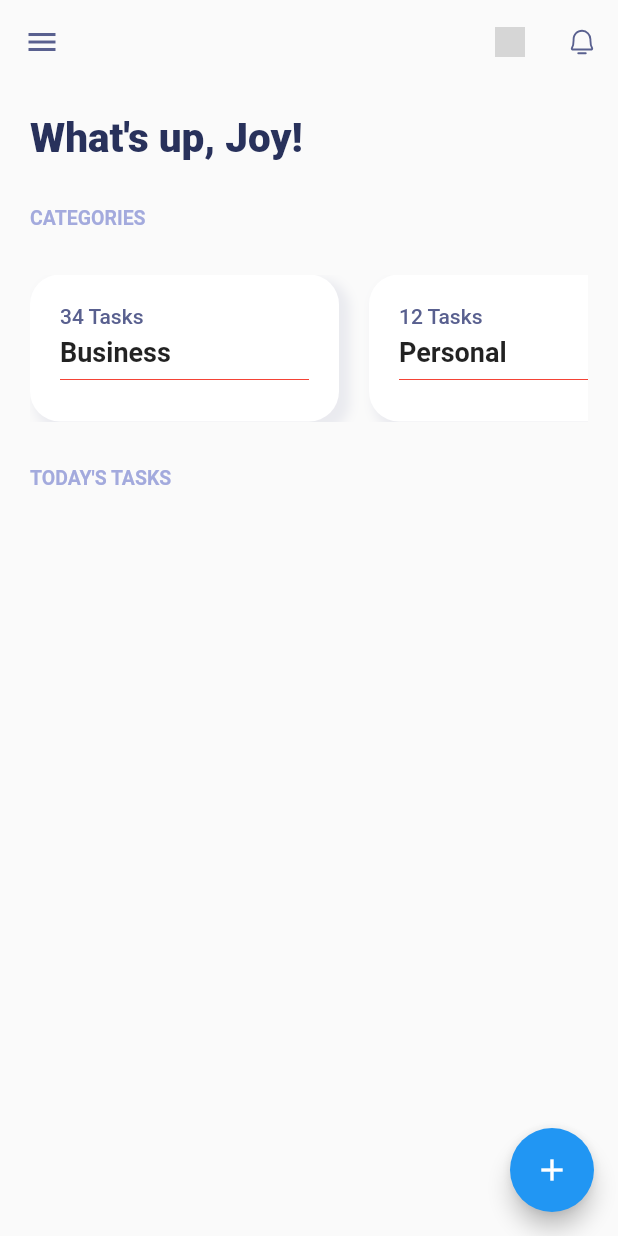
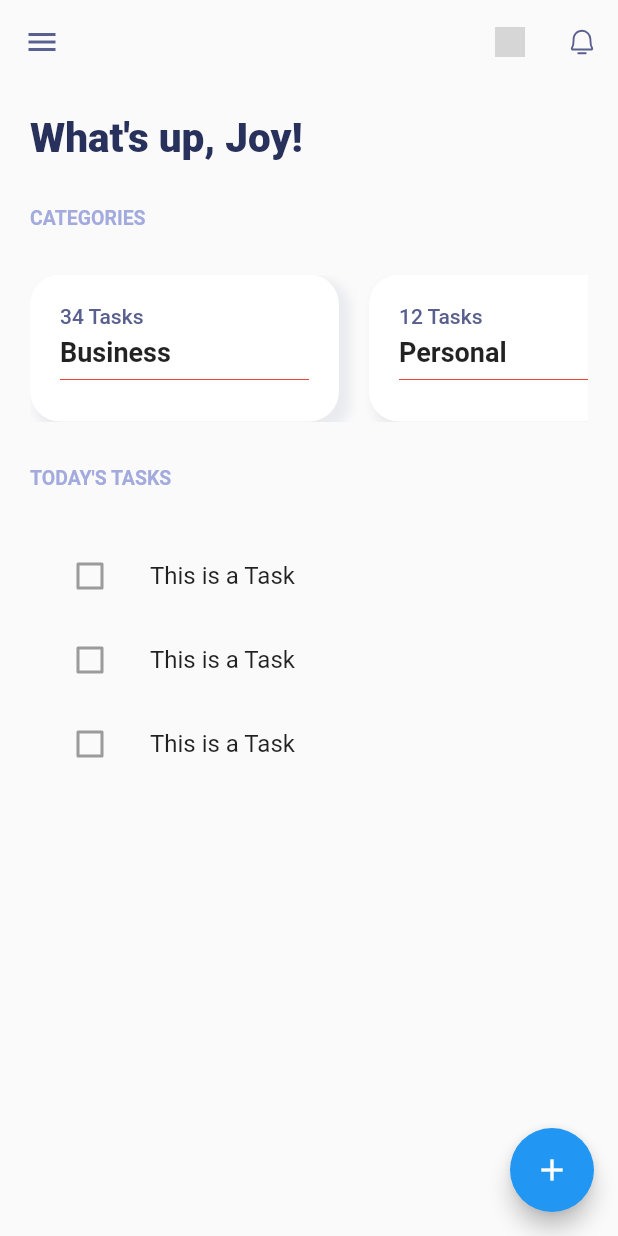
Before and after one commit to Emodot/m_tasks, a Flutter app: the screen it shows after launch, on a phone screen of 412 x 824 dp. Run offline on Flutter 3.47's test engine with Material 2 defaults, Android fonts, the light colour scheme and no system bars; our stand-ins replace flutter_svg; grey boxes are pictures that could not be loaded.

Commit message:
created task list

```diff
--- a/lib/screens/home.dart
+++ b/lib/screens/home.dart
@@ -56,8 +56,7 @@ class Home extends StatelessWidget {
         onPressed: () {},
         child: const Icon(Icons.add),
       ),
-      body: SingleChildScrollView(
-        child: Padding(
+      body: Padding(
         padding: const EdgeInsets.all(20.0),
         child: Column(
           crossAxisAlignment: CrossAxisAlignment.start,
@@ -119,10 +118,45 @@ class Home extends StatelessWidget {
             const SizedBox(
               height: 30,
             ),
+            Expanded(
+              child: Container(
+                child: TaskList(),
+              ),
+            ),
           ],
         ),
       ),
-      ),
+    );
+  }
+}
+
+class TaskList extends StatelessWidget {
+  const TaskList({
+    super.key,
+  });
+
+  @override
+  Widget build(BuildContext context) {
+    return ListView(
+      children: const <Widget>[
+        TaskTile(),
+        TaskTile(),
+        TaskTile(),
+      ],
+    );
+  }
+}
+
+class TaskTile extends StatelessWidget {
+  const TaskTile({
+    super.key,
+  });
+
+  @override
+  Widget build(BuildContext context) {
+    return const ListTile(
+      leading: Checkbox(value: false, onChanged: null,),
+      title: Text("This is a Task"),
     );
   }
 }
```
Lines whose indentation alone changed are shown as unchanged.
